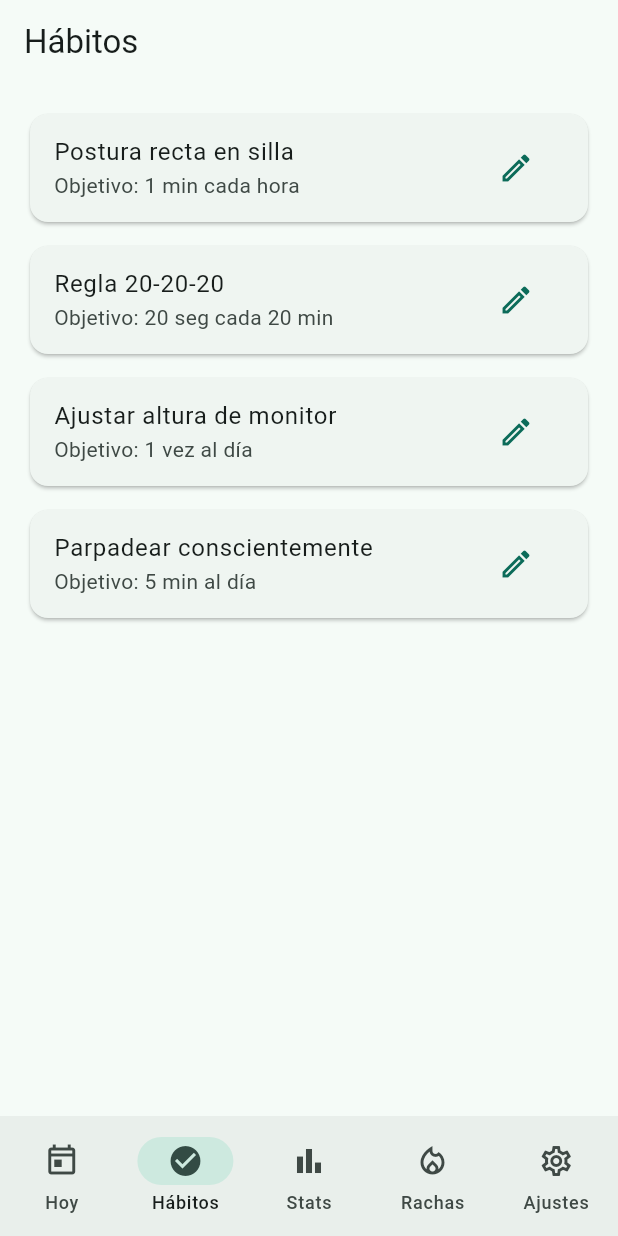
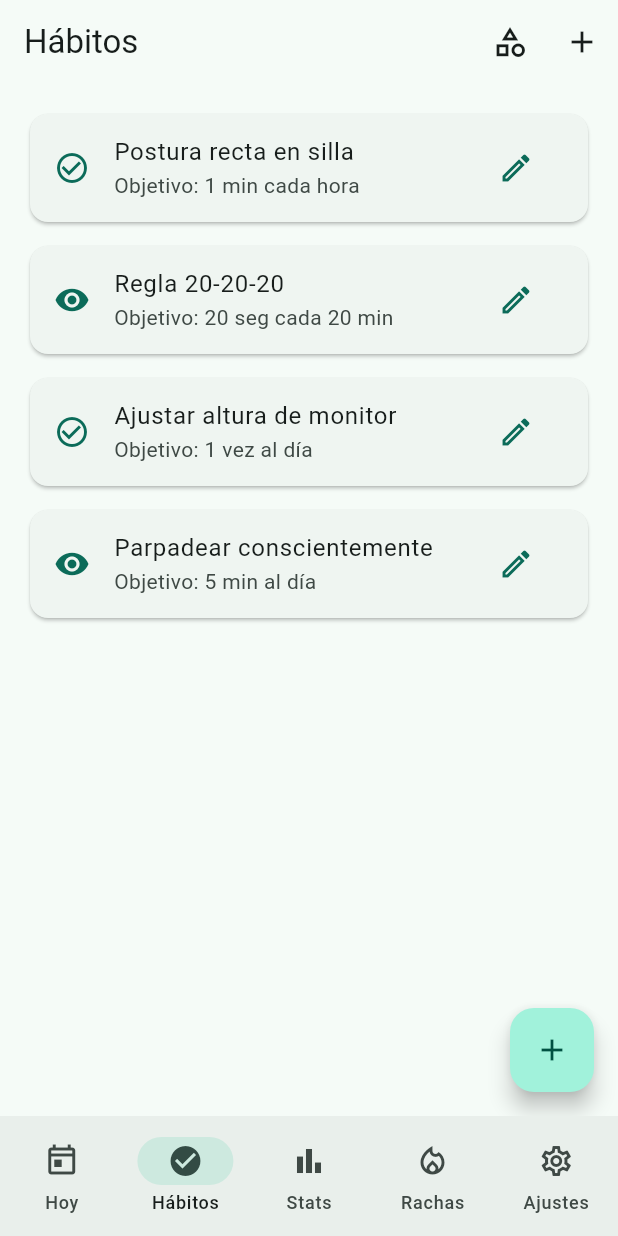
Before and after one commit to 4084414/FocusHabit, a Flutter app: the screen it shows after launch, item 2 of the bottom bar chosen, after a tap on the "edit" icon, on a phone screen of 412 x 824 dp. Run offline on Flutter 3.47's test engine with Material 3 defaults, Android fonts, the phone set to English and light mode, and no system bars; our stand-ins replace sqflite; accounts and stored records are empty.

Commit message:
Navegación entre pantallas integrado

```diff
--- a/lib/pantallas/1hoy.dart
+++ b/lib/pantallas/1hoy.dart
@@ -4,6 +4,7 @@ import '2habitos.dart';
 import '5rachas.dart';
 import '9estadisticas.dart';
 import '10ajustes.dart';
+import '6sesionestudio.dart';
 
 class PantallaHoy extends StatefulWidget {
   const PantallaHoy({super.key});
@@ -20,7 +21,7 @@ class _PantallaHoyState extends State<PantallaHoy> {
     _ContenidoHoy(),
     PantallaHabitos(),
     PantallaEstadisticas(),
-    PantallaRachas(), // <--- Nueva pantalla añadida antes de Ajustes
+    PantallaRachas(),
     PantallaAjustes(),
   ];
 
@@ -110,6 +111,19 @@ class _ContenidoHoy extends StatelessWidget {
           const HabitCard(title: 'Leer 15 minutos', icon: Icons.book),
         ],
       ),
+      // Botón flotante para iniciar la sesión de estudio / enfoque
+      floatingActionButton: FloatingActionButton.extended(
+        onPressed: () {
+          Navigator.push(
+            context,
+            MaterialPageRoute(
+              builder: (context) => const PantallaSesionEstudio(),
+            ),
+          );
+        },
+        icon: const Icon(Icons.play_arrow),
+        label: const Text('Iniciar Enfoque'),
+      ),
     );
   }
 }
--- a/lib/pantallas/2habitos.dart
+++ b/lib/pantallas/2habitos.dart
@@ -1,9 +1,13 @@
 import 'package:flutter/material.dart';
+
+import '3newhabito.dart';
+import '4categorias.dart';
+import '8descanso.dart'; // Importación añadida
 
 class PantallaHabitos extends StatelessWidget {
   const PantallaHabitos({super.key});
 
-  final List<Map<String, String>> _habits = const [
+  final List<Map<String, dynamic>> _habits = const [
     {
       'title': 'Postura recta en silla',
       'target': '1 min cada hora',
@@ -26,34 +30,78 @@ class PantallaHabitos extends StatelessWidget {
     },
   ];
 
+  void _abrirNuevoHabito(BuildContext context) {
+    Navigator.push(
+      context,
+      MaterialPageRoute(builder: (context) => const PantallaNuevoHabito()),
+    );
+  }
+
+  void _abrirCategorias(BuildContext context) {
+    Navigator.push(
+      context,
+      MaterialPageRoute(builder: (context) => const PantallaCategorias()),
+    );
+  }
+
+  void _abrirDescansoVisual(BuildContext context) {
+    Navigator.push(
+      context,
+      MaterialPageRoute(builder: (context) => const PantallaDescansoVisual()),
+    );
+  }
+
   @override
   Widget build(BuildContext context) {
     final colorScheme = Theme.of(context).colorScheme;
 
     return Scaffold(
-      appBar: AppBar(title: const Text('Hábitos')),
+      appBar: AppBar(
+        title: const Text('Hábitos'),
+        actions: [
+          IconButton(
+            icon: const Icon(Icons.category_outlined),
+            tooltip: 'Categorías',
+            onPressed: () => _abrirCategorias(context),
+          ),
+          IconButton(
+            icon: const Icon(Icons.add),
+            tooltip: 'Añadir hábito',
+            onPressed: () => _abrirNuevoHabito(context),
+          ),
+        ],
+      ),
       body: ListView.separated(
         padding: const EdgeInsets.all(16),
         itemCount: _habits.length,
         separatorBuilder: (_, __) => const SizedBox(height: 8),
         itemBuilder: (context, index) {
           final habit = _habits[index];
+          final isEyeCare = habit['category'] == 'Eye Care';
 
           return Card(
             child: ListTile(
+              onTap: isEyeCare ? () => _abrirDescansoVisual(context) : null,
+              leading: Icon(
+                isEyeCare ? Icons.visibility : Icons.check_circle_outline,
+                color: colorScheme.primary,
+              ),
               title: Text(habit['title'] ?? ''),
               subtitle: Text('Objetivo: ${habit['target']}'),
               trailing: IconButton(
-                icon: Icon(
-                  Icons.edit_outlined,
-                  color: colorScheme.primary, // Usa el color del tema
-                ),
-                onPressed: () {},
+                icon: Icon(Icons.edit_outlined, color: colorScheme.primary),
+                onPressed: () {
+                  // Acción para editar hábito
+                },
               ),
             ),
           );
         },
       ),
+      floatingActionButton: FloatingActionButton(
+        onPressed: () => _abrirNuevoHabito(context),
+        child: const Icon(Icons.add),
+      ),
     );
   }
 }
--- a/lib/pantallas/9estadisticas.dart
+++ b/lib/pantallas/9estadisticas.dart
@@ -1,4 +1,6 @@
 import 'package:flutter/material.dart';
+
+import '7alertas.dart'; // Importar el archivo de alertas
 
 class PantallaEstadisticas extends StatelessWidget {
   const PantallaEstadisticas({super.key});
@@ -9,30 +11,38 @@ class PantallaEstadisticas extends StatelessWidget {
       appBar: AppBar(title: const Text('Estadísticas y Rendimiento')),
       body: ListView(
         padding: const EdgeInsets.all(16.0),
-        children: const [
-          // 1. Métricas simplificadas en tarjetas individuales
-          StatCard(
+        children: [
+          const StatCard(
             title: 'Completados',
             value: '29 hábitos esta semana',
             icon: Icons.check_circle_outline,
           ),
-          SizedBox(height: 8),
-          StatCard(
+          const SizedBox(height: 8),
+          const StatCard(
             title: 'Tasa de Éxito',
             value: '87% (+4% vs mes anterior)',
             icon: Icons.trending_up,
           ),
-          SizedBox(height: 8),
-          StatCard(
+          const SizedBox(height: 8),
+          const StatCard(
             title: 'Tiempo Enfoque',
             value: '14.5h acumuladas',
             icon: Icons.timer_outlined,
           ),
-          SizedBox(height: 8),
+          const SizedBox(height: 8),
+          // Tarjeta interactiva para ir a Alertas de Postura
           StatCard(
             title: 'Alertas IA',
             value: '12 posturas incorrectas',
             icon: Icons.health_and_safety_outlined,
+            onTap: () {
+              Navigator.push(
+                context,
+                MaterialPageRoute(
+                  builder: (context) => const PantallaAlertasPostura(),
+                ),
+              );
+            },
           ),
         ],
       ),
@@ -44,12 +54,14 @@ class StatCard extends StatelessWidget {
   final String title;
   final String value;
   final IconData icon;
+  final VoidCallback? onTap; // Callback opcional para navegación
 
   const StatCard({
     super.key,
     required this.title,
     required this.value,
     required this.icon,
+    this.onTap,
   });
 
   @override
@@ -59,15 +71,16 @@ class StatCard extends StatelessWidget {
 
     return Card(
       child: ListTile(
-        leading: Icon(
-          icon,
-          color: colorScheme.primary, // Aplica el verde #2E7D6B del tema
-        ),
+        onTap: onTap,
+        leading: Icon(icon, color: colorScheme.primary),
         title: Text(
           title,
           style: textTheme.titleMedium?.copyWith(fontWeight: FontWeight.bold),
         ),
         subtitle: Text(value),
+        trailing: onTap != null
+            ? const Icon(Icons.chevron_right, size: 20)
+            : null,
       ),
     );
   }
```
Also changed, not shown: lib/pantallas/3newhabito.dart (+12 -4 lines), lib/pantallas/4categorias.dart (+17 -4 lines), lib/pantallas/6sesionestudio.dart (+71 -21 lines), lib/pantallas/7alertas.dart (+4 -7 lines), lib/pantallas/8descanso.dart (+85 -27 lines).
